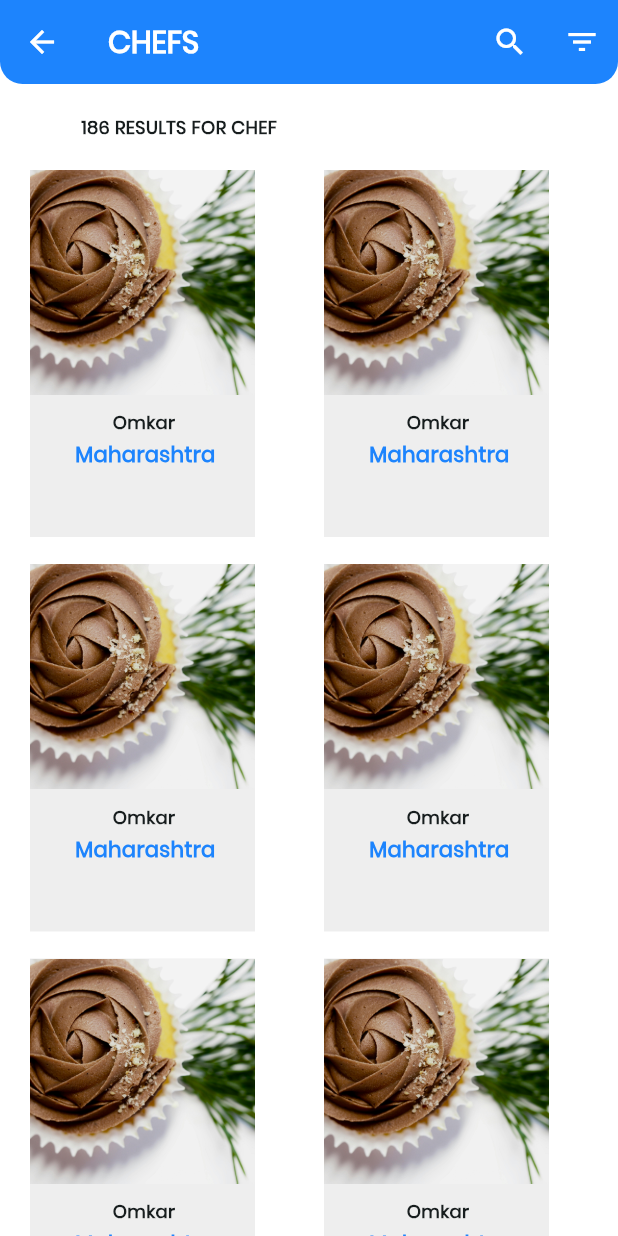
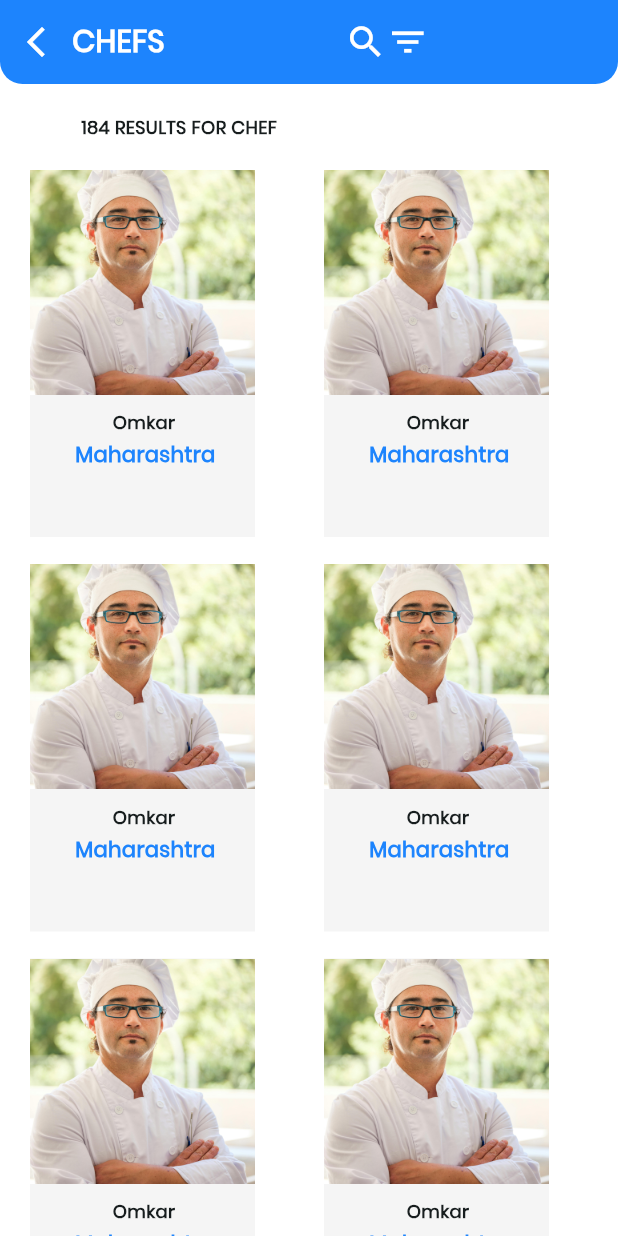
Before and after one commit to sachingupta2006/MyKitchenJobs, a Flutter app: the CategoryScreen screen opened directly, on a phone screen of 412 x 824 dp. Run offline on Flutter 3.47's test engine with Material 3 defaults, Android fonts, the light colour scheme and no system bars; our stand-ins replace get.

Commit message:
individual category done

```diff
--- a/lib/Utils/app_colors.dart
+++ b/lib/Utils/app_colors.dart
@@ -2,7 +2,9 @@ import 'package:flutter/material.dart';
 
 abstract class AppColors {
   static const primary = Color(0xFF1D84FD);
-  static const gsblue =  Color(0xFF5de0e6);
+  static const gsblue = Color(0xFF5de0e6);
   static const gdblue = Color(0xFF004aad);
   static const white = Colors.white;
+  static const lgrey = Color.fromARGB(255, 252, 252, 252);
+  static const dgrey = Color.fromARGB(255, 189, 189, 189);
 }
--- a/lib/Utils/black_text.dart
+++ b/lib/Utils/black_text.dart
@@ -3,6 +3,6 @@ import 'package:flutter/material.dart';
 Widget blackText(String textBl) {
   return Text(
     textBl,
-    style: TextStyle(fontSize: 12, fontWeight: FontWeight.w600),
+    style: const TextStyle(fontSize: 14, fontWeight: FontWeight.w600),
   );
 }
--- a/lib/Utils/blue_text.dart
+++ b/lib/Utils/blue_text.dart
@@ -4,6 +4,7 @@ import 'package:my_kitchen_jobs/Utils/app_colors.dart';
 Widget blueText(String textb) {
   return Text(
     textb,
-    style: TextStyle(color: AppColors.primary, fontWeight: FontWeight.w700),
+    style:
+        const TextStyle(color: AppColors.primary, fontWeight: FontWeight.w700),
   );
 }
--- a/lib/Utils/category_screen.dart
+++ b/lib/Utils/category_screen.dart
@@ -1,6 +1,7 @@
 import 'package:flutter/material.dart';
 import 'package:get/get.dart';
 import 'package:my_kitchen_jobs/Utils/app_colors.dart';
+import 'package:my_kitchen_jobs/Utils/blue_text.dart';
 import 'package:my_kitchen_jobs/Utils/modal_bottom_sheet.dart';
 import 'package:my_kitchen_jobs/Utils/sizebox.dart';
 import 'package:my_kitchen_jobs/View/chefs_screen.dart';
@@ -14,31 +15,60 @@ class CategoryScreen extends StatelessWidget {
     return Scaffold(
       backgroundColor: Colors.white,
       appBar: AppBar(
+        automaticallyImplyLeading: false,
         shape: const RoundedRectangleBorder(
             borderRadius: BorderRadius.only(
                 bottomLeft: Radius.circular(15),
                 bottomRight: Radius.circular(15))),
         iconTheme: const IconThemeData(color: AppColors.white),
         backgroundColor: AppColors.primary,
-        title: Text(
+        actions: [
+          Expanded(
+            child: Row(
+              children: [
+                Row(
+                  children: [
+                    IconButton(
+                      onPressed: () {
+                        Get.back();
+                      },
+                      icon: const Icon(
+                        Icons.arrow_back_ios_new,
+                        color: AppColors.white,
+                      ),
+                    ),
+                    Text(
                       texts,
                       style: const TextStyle(
                           color: AppColors.white,
                           fontWeight: FontWeight.w700,
                           fontSize: 20),
                     ),
-        actions: [
+                  ],
+                ),
+                const SizedBox(
+                  width: 100,
+                ),
                 IconButton(
+                  padding: const EdgeInsets.only(left: 20),
+                  constraints: const BoxConstraints(),
                   color: AppColors.white,
                   onPressed: () {},
+                  iconSize: 28,
                   icon: const Icon(Icons.search),
                 ),
                 IconButton(
+                  padding: const EdgeInsets.only(right: 20),
+                  constraints: const BoxConstraints(),
                   color: AppColors.white,
                   onPressed: () {
                     customModal(context);
                   },
+                  iconSize: 28,
                   icon: const Icon(Icons.filter_list_sharp),
+                ),
+              ],
+            ),
           )
         ],
       ),
@@ -48,7 +78,7 @@ class CategoryScreen extends StatelessWidget {
           const Padding(
             padding: EdgeInsets.only(right: 170),
             child: Text(
-              "186 RESULTS FOR CHEF ",
+              "184 RESULTS FOR CHEF ",
               style: TextStyle(fontWeight: FontWeight.w700, fontSize: 12),
             ),
           ),
@@ -70,7 +100,7 @@ class CategoryScreen extends StatelessWidget {
                     children: [
                       Container(
                         width: 150,
-                        color: const Color.fromARGB(239, 237, 237, 237),
+                        color: const Color.fromARGB(238, 244, 244, 244),
                       ),
                       Positioned(
                         child: Container(
@@ -79,7 +109,7 @@ class CategoryScreen extends StatelessWidget {
                           decoration: const BoxDecoration(
                             image: DecorationImage(
                                 image: AssetImage(
-                                  "assets/images/baking.jpg",
+                                  "assets/images/chef1.jpg",
                                 ),
                                 fit: BoxFit.cover),
                           ),
@@ -94,16 +124,8 @@ class CategoryScreen extends StatelessWidget {
                               fontWeight: FontWeight.w600, fontSize: 12),
                         ),
                       ),
-                      const Positioned(
-                        left: 30,
-                        top: 180,
-                        child: Text(
-                          "Maharashtra",
-                          style: TextStyle(
-                              color: AppColors.primary,
-                              fontWeight: FontWeight.w600),
-                        ),
-                      )
+                      Positioned(
+                          left: 30, top: 180, child: blueText("Maharashtra"))
                     ],
                   ),
                 ),
--- a/lib/Utils/custom_button.dart
+++ b/lib/Utils/custom_button.dart
@@ -17,7 +17,7 @@ Widget customButton(String bName) {
           style: const TextStyle(
               color: AppColors.white,
               fontWeight: FontWeight.w600,
-              fontSize: 15),
+              fontSize: 14),
         ),
       ),
     ),
--- a/lib/View/details_screen.dart
+++ b/lib/View/details_screen.dart
@@ -10,7 +10,7 @@ class DetailsScreen extends StatelessWidget {
   Widget build(BuildContext context) {
     return Column(
       children: [
-        customSizeBox(20),
+        customSizeBox(40),
         Padding(
           padding: const EdgeInsets.only(right: 200),
           child: blueText("YEAR OF BIRTH:"),
--- a/lib/View/pictures_screen.dart
+++ b/lib/View/pictures_screen.dart
@@ -6,7 +6,7 @@ class PicturesSreen extends StatelessWidget {
   @override
   Widget build(BuildContext context) {
     return GridView.builder(
-      itemCount: 6,
+      itemCount: 12,
       gridDelegate: const SliverGridDelegateWithFixedCrossAxisCount(
           crossAxisCount: 3, mainAxisSpacing: 10, crossAxisSpacing: 10),
       itemBuilder: (context, index) => Container(
```
Also changed, not shown: lib/Utils/drop_down.dart (+12 -8 lines), lib/Utils/modal_bottom_sheet.dart (+25 -17 lines), lib/View/chefs_screen.dart (+74 -24 lines), lib/View/decription_screen.dart (+6 -3 lines), assets/images/chef1.jpg (added). Lines whose indentation alone changed are shown as unchanged.
